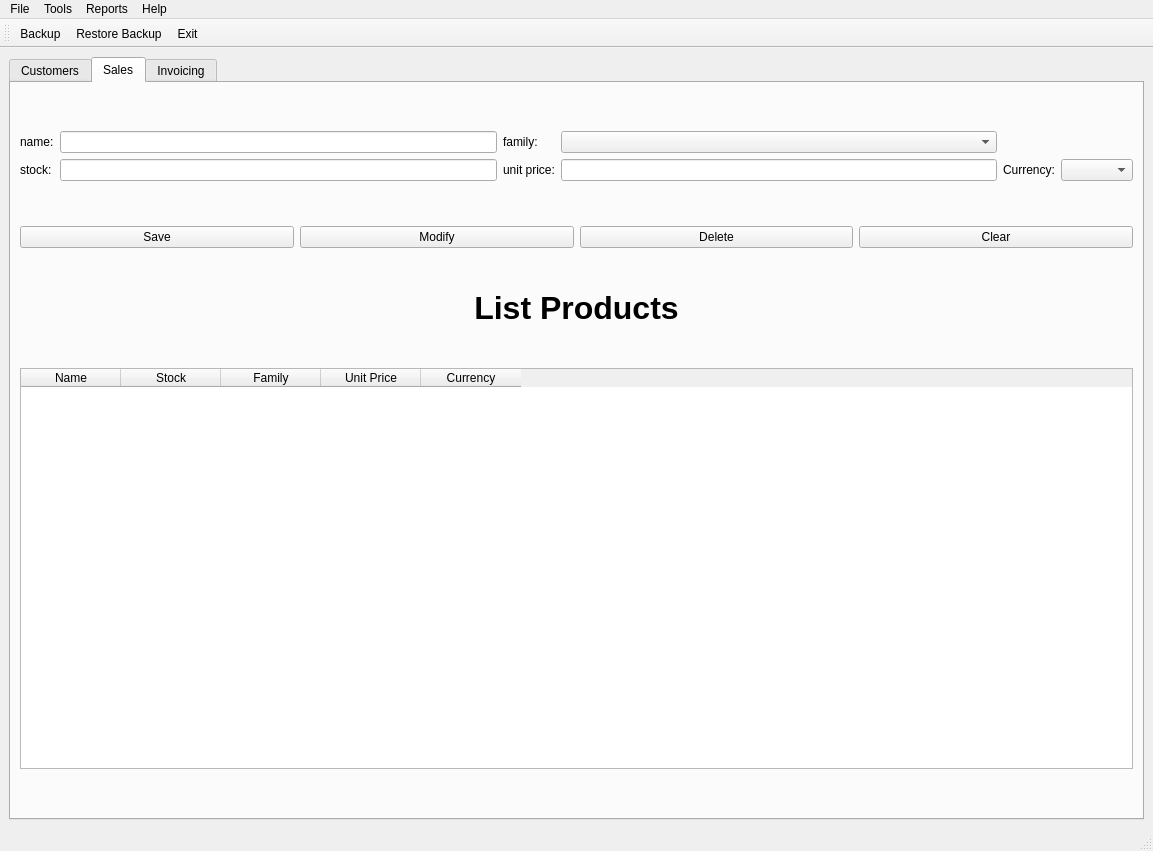
Above: templates/window.ui from GabrielgsdCIUwU/ID-QTDesigner-practice before the change. Below: the same form after it.
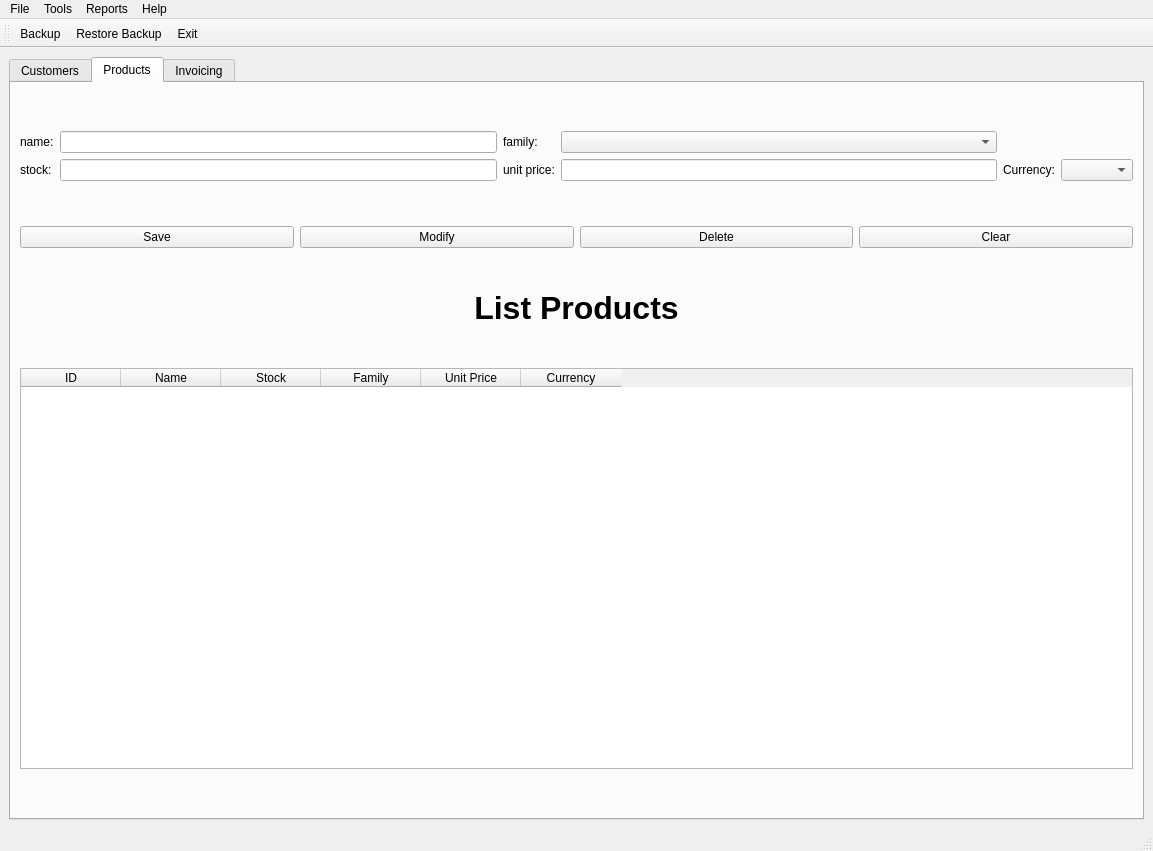
That is the form after the change. The open tabs and pages were chosen to show the change. Icons and pictures are not drawn.

Commit message: feat(reports): Add report by product family

What changed in the file:
```diff
--- a/templates/window.ui
+++ b/templates/window.ui
@@ -604,7 +604,7 @@
         </size>
        </property>
        <attribute name="title">
-        <string>Sales</string>
+        <string>Products</string>
        </attribute>
        <layout class="QHBoxLayout" name="horizontalLayout_sales">
         <item>
@@ -750,6 +750,11 @@
             <attribute name="verticalHeaderVisible">
              <bool>false</bool>
             </attribute>
+            <column>
+             <property name="text">
+              <string>ID</string>
+             </property>
+            </column>
             <column>
              <property name="text">
               <string>Name</string>
```
Left out of the diff: 16 changed lines with no effect on the pictures. The commit also changes 4 other files.
